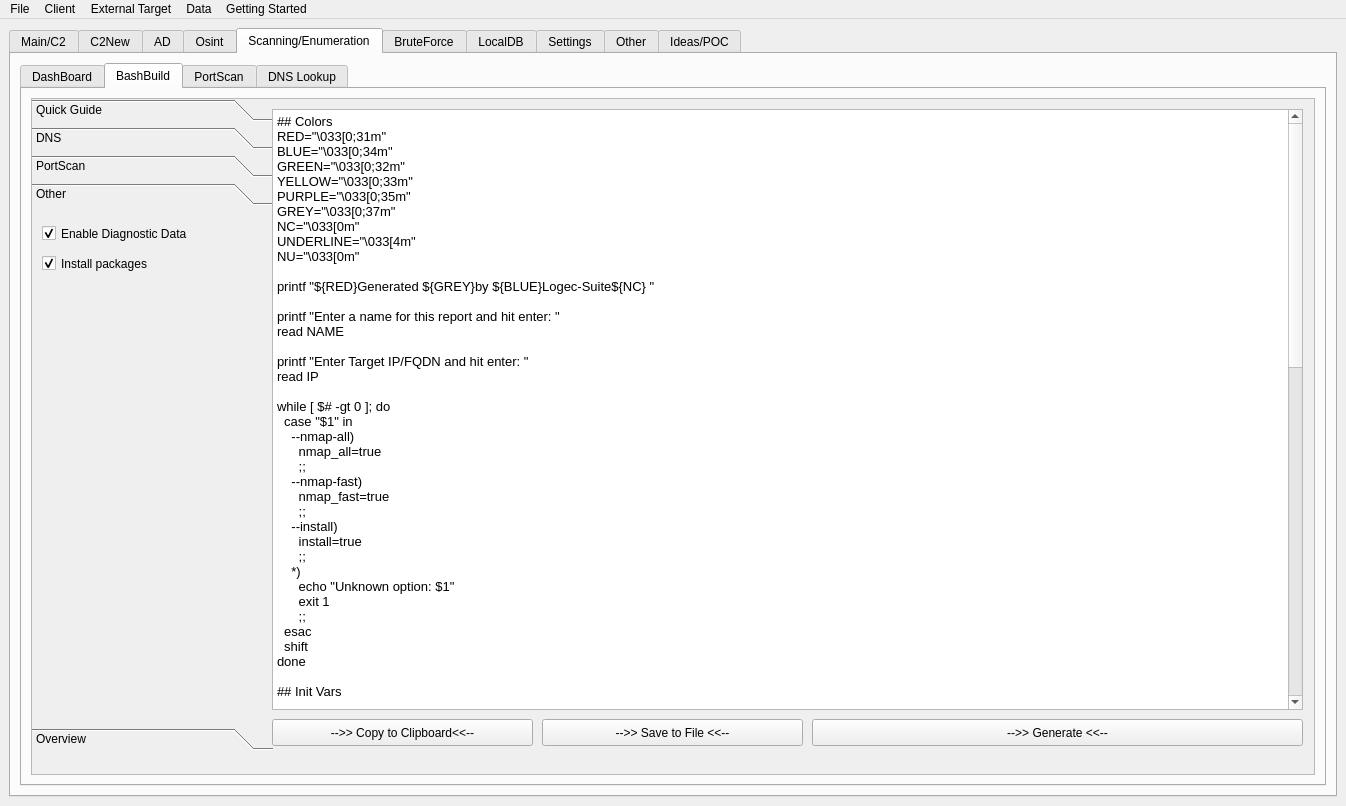
This is gui.ui in ryanq47/WhisperNet as Qt 5 draws it before an edit. The edited form follows.
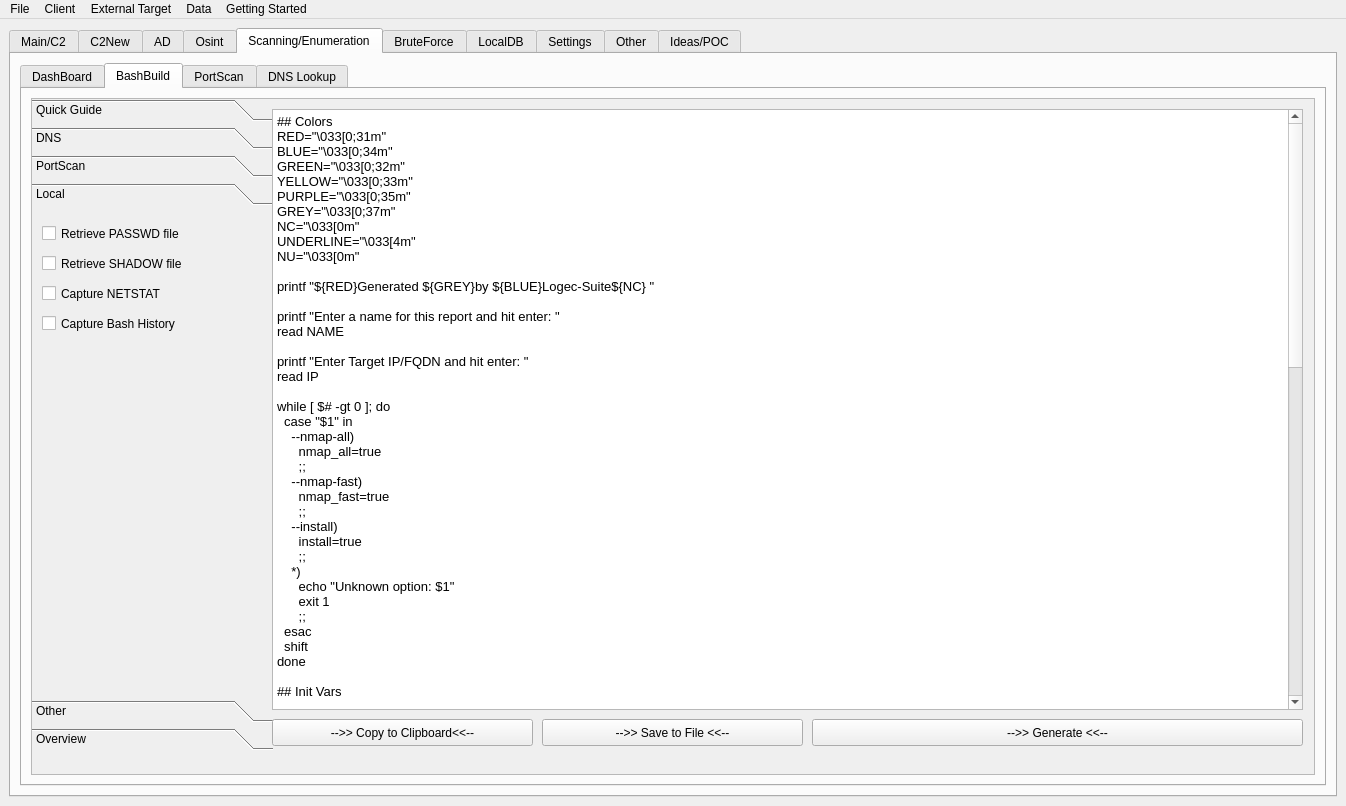
This is the edited form. Icons and pictures are not drawn.

Commit message: started backend for project files

```diff
--- a/gui.ui
+++ b/gui.ui
@@ -2171,6 +2171,63 @@
                   </property>
                  </widget>
                 </widget>
+                <widget class="QWidget" name="page_6">
+                 <attribute name="label">
+                  <string>Local</string>
+                 </attribute>
+                 <widget class="QCheckBox" name="checkBox_25">
+                  <property name="geometry">
+                   <rect>
+                    <x>10</x>
+                    <y>10</y>
+                    <width>181</width>
+                    <height>25</height>
+                   </rect>
+                  </property>
+                  <property name="text">
+                   <string>Retrieve PASSWD file</string>
+                  </property>
+                 </widget>
+                 <widget class="QCheckBox" name="checkBox_26">
+                  <property name="geometry">
+                   <rect>
+                    <x>10</x>
+                    <y>40</y>
+                    <width>181</width>
+                    <height>25</height>
+                   </rect>
+                  </property>
+                  <property name="text">
+                   <string>Retrieve SHADOW file</string>
+                  </property>
+                 </widget>
+                 <widget class="QCheckBox" name="checkBox_27">
+                  <property name="geometry">
+                   <rect>
+                    <x>10</x>
+                    <y>70</y>
+                    <width>181</width>
+                    <height>25</height>
+                   </rect>
+                  </property>
+                  <property name="text">
+                   <string>Capture NETSTAT</string>
+                  </property>
+                 </widget>
+                 <widget class="QCheckBox" name="checkBox_28">
+                  <property name="geometry">
+                   <rect>
+                    <x>10</x>
+                    <y>100</y>
+                    <width>181</width>
+                    <height>25</height>
+                   </rect>
+                  </property>
+                  <property name="text">
+                   <string>Capture Bash History</string>
+                  </property>
+                 </widget>
+                </widget>
                 <widget class="QWidget" name="page_2">
                  <property name="geometry">
                   <rect>
```
Left out of the diff: 2 changed lines with no effect on the pictures. The commit also changes 2 other files.
